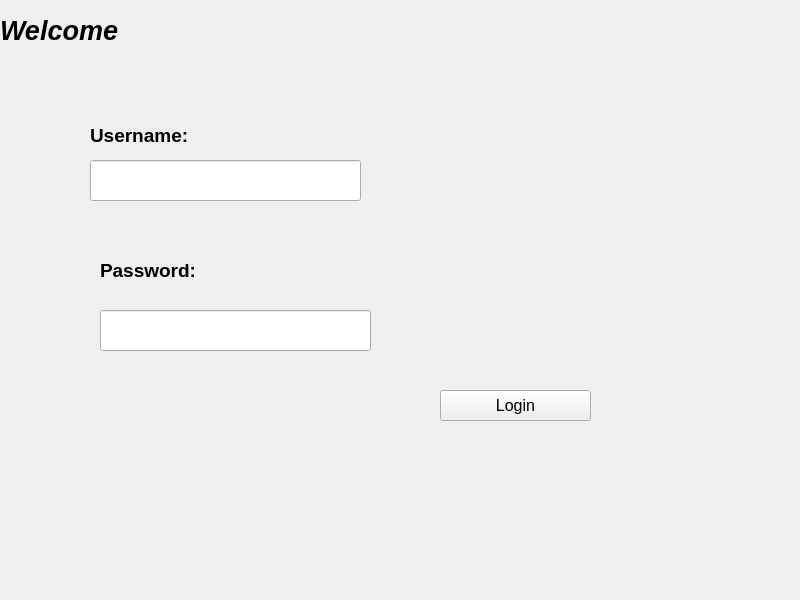
Old version of the form loginforum.ui in the repository SuzanAlbedween/Schedule-System.
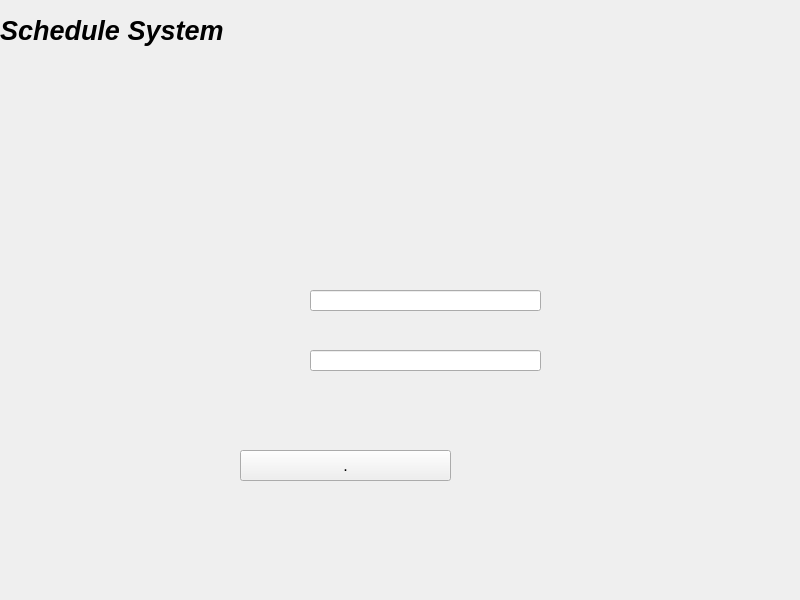
New version of the form.

The edit to the form file:
```diff
--- a/loginforum.ui
+++ b/loginforum.ui
@@ -14,63 +14,23 @@
    <string>MainWindow</string>
   </property>
   <widget class="QWidget" name="centralwidget">
-   <widget class="QLabel" name="username">
-    <property name="geometry">
-     <rect>
-      <x>90</x>
-      <y>120</y>
-      <width>201</width>
-      <height>31</height>
-     </rect>
-    </property>
-    <property name="font">
-     <font>
-      <pointsize>14</pointsize>
-      <weight>75</weight>
-      <bold>true</bold>
-     </font>
-    </property>
-    <property name="text">
-     <string>Username:</string>
-    </property>
-   </widget>
-   <widget class="QLabel" name="password">
-    <property name="geometry">
-     <rect>
-      <x>100</x>
-      <y>260</y>
-      <width>151</width>
-      <height>21</height>
-     </rect>
-    </property>
-    <property name="font">
-     <font>
-      <pointsize>14</pointsize>
-      <weight>75</weight>
-      <bold>true</bold>
-     </font>
-    </property>
-    <property name="text">
-     <string>Password:</string>
-    </property>
-   </widget>
    <widget class="QLineEdit" name="user_name">
     <property name="geometry">
      <rect>
-      <x>90</x>
-      <y>160</y>
-      <width>271</width>
-      <height>41</height>
+      <x>310</x>
+      <y>290</y>
+      <width>231</width>
+      <height>21</height>
      </rect>
     </property>
    </widget>
    <widget class="QLineEdit" name="user_pass">
     <property name="geometry">
      <rect>
-      <x>100</x>
-      <y>310</y>
-      <width>271</width>
-      <height>41</height>
+      <x>310</x>
+      <y>350</y>
+      <width>231</width>
+      <height>21</height>
      </rect>
     </property>
     <property name="text">
@@ -86,9 +46,9 @@
    <widget class="QPushButton" name="btn_login">
     <property name="geometry">
      <rect>
-      <x>440</x>
-      <y>390</y>
-      <width>151</width>
+      <x>240</x>
+      <y>450</y>
+      <width>211</width>
       <height>31</height>
      </rect>
     </property>
@@ -100,8 +60,11 @@
       <kerning>true</kerning>
      </font>
     </property>
+    <property name="autoFillBackground">
+     <bool>false</bool>
+    </property>
     <property name="text">
-     <string>Login</string>
+     <string>.</string>
     </property>
    </widget>
    <widget class="QLabel" name="label">
@@ -109,7 +72,7 @@
      <rect>
       <x>0</x>
       <y>10</y>
-      <width>211</width>
+      <width>381</width>
       <height>41</height>
      </rect>
     </property>
@@ -122,7 +85,7 @@
      </font>
     </property>
     <property name="text">
-     <string>Welcome</string>
+     <string>Schedule System</string>
     </property>
    </widget>
   </widget>
```
